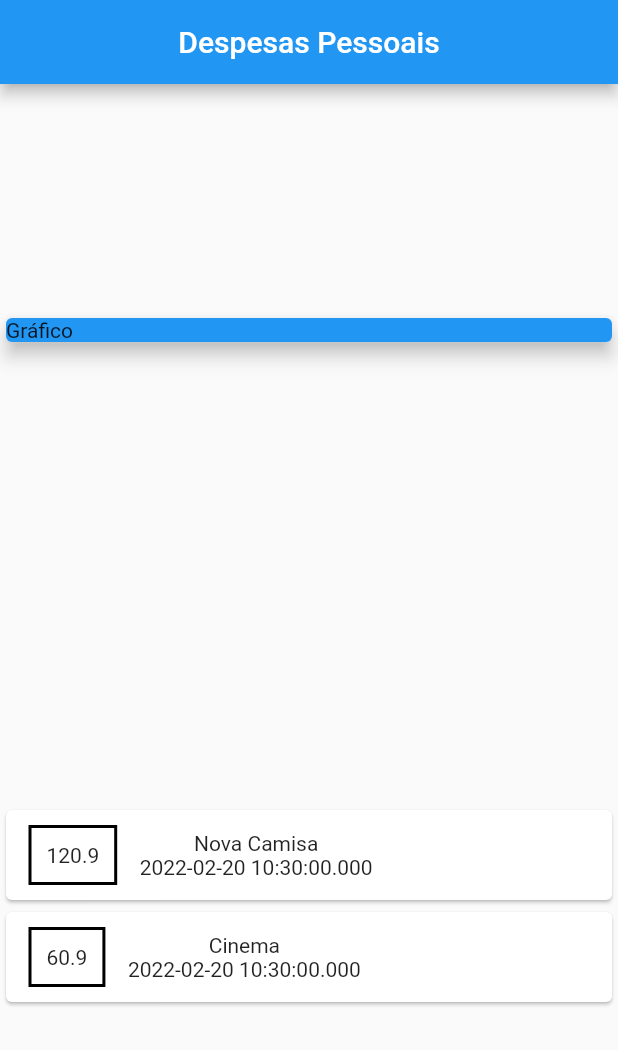
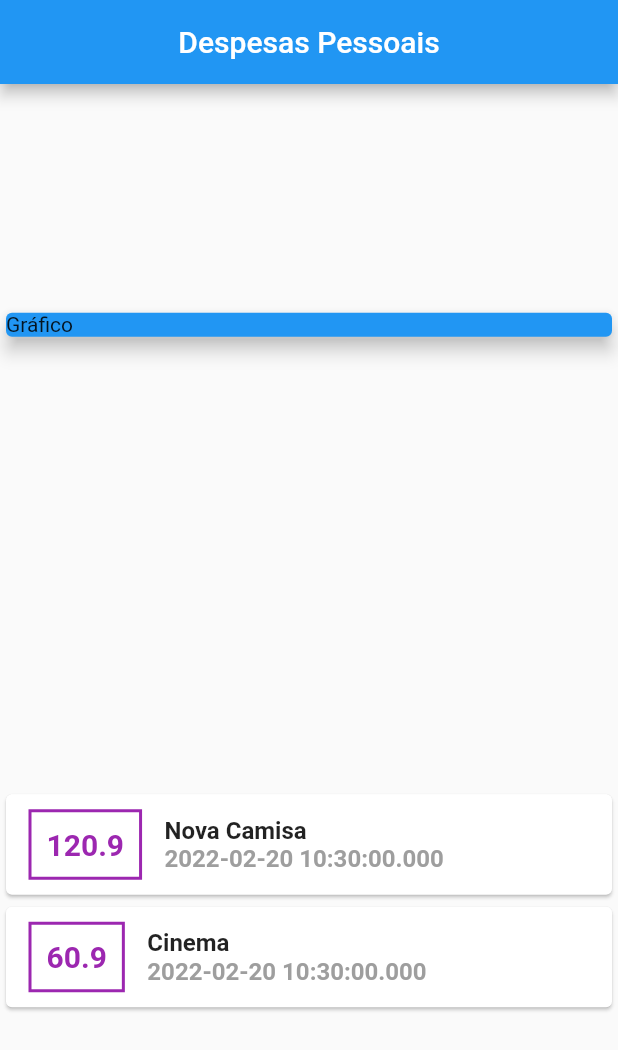
Before and after one commit to DavidCarrilho/app_expenses, a Flutter app: the screen it shows after launch, on a phone screen of 412 x 824 dp. Shown: the top 1050 px of the screen. Run offline on Flutter 3.47's test engine with Material 2 defaults, Android fonts, the phone set to English and light mode, and no system bars.

Commit message:
chore: add style in title and date

```diff
--- a/lib/app/pages/home_page.dart
+++ b/lib/app/pages/home_page.dart
@@ -46,17 +46,37 @@ class HomePage extends StatelessWidget {
                     padding: EdgeInsets.all(10.0),
                     decoration: BoxDecoration(
                       border: Border.all(
-                        color: Colors.black,
+                        color: Colors.purple,
                         width: 2.0,
-                      )
+                      ),
                     ),
-
-                    child: Text(tr.value.toString()),
+                    child: Text(
+                      tr.value.toString(),
+                      style: TextStyle(
+                        fontWeight: FontWeight.bold,
+                        fontSize: 20.0,
+                        color: Colors.purple,
+                      ),
+                    ),
                   ),
                   Column(
+                    crossAxisAlignment: CrossAxisAlignment.start,
                     children: <Widget>[
-                      Text(tr.title),
-                      Text(tr.date.toString()),
+                      Text(
+                        tr.title,
+                        style: TextStyle(
+                          fontWeight: FontWeight.bold,
+                          fontSize: 16.0,
+                        ),
+                      ),
+                      Text(
+                        tr.date.toString(),
+                        style: TextStyle(
+                          fontWeight: FontWeight.bold,
+                          fontSize: 16.0,
+                          color: Colors.grey,
+                        ),
+                      ),
                     ],
                   )
                 ],
```
